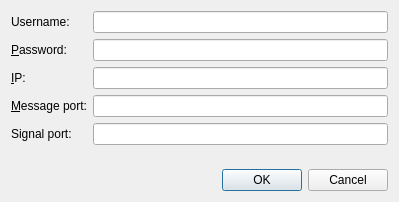
Qt form SignalDisplay/SignalDisplay/dialogconnectionsettings.ui (Shisius/Neuroslave) before a commit.
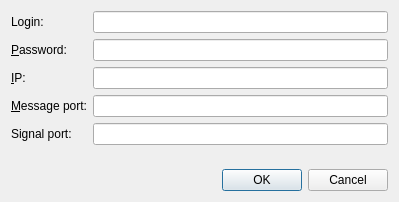
The same form after that commit.

The edit to the form file:
```diff
--- a/SignalDisplay/SignalDisplay/dialogconnectionsettings.ui
+++ b/SignalDisplay/SignalDisplay/dialogconnectionsettings.ui
@@ -55,7 +55,7 @@
      <item row="0" column="0">
       <widget class="QLabel" name="lbl_username">
        <property name="text">
-        <string>Username:</string>
+        <string>Login:</string>
        </property>
       </widget>
      </item>
```
Left out of the diff: 6 changed lines with no effect on the pictures.
